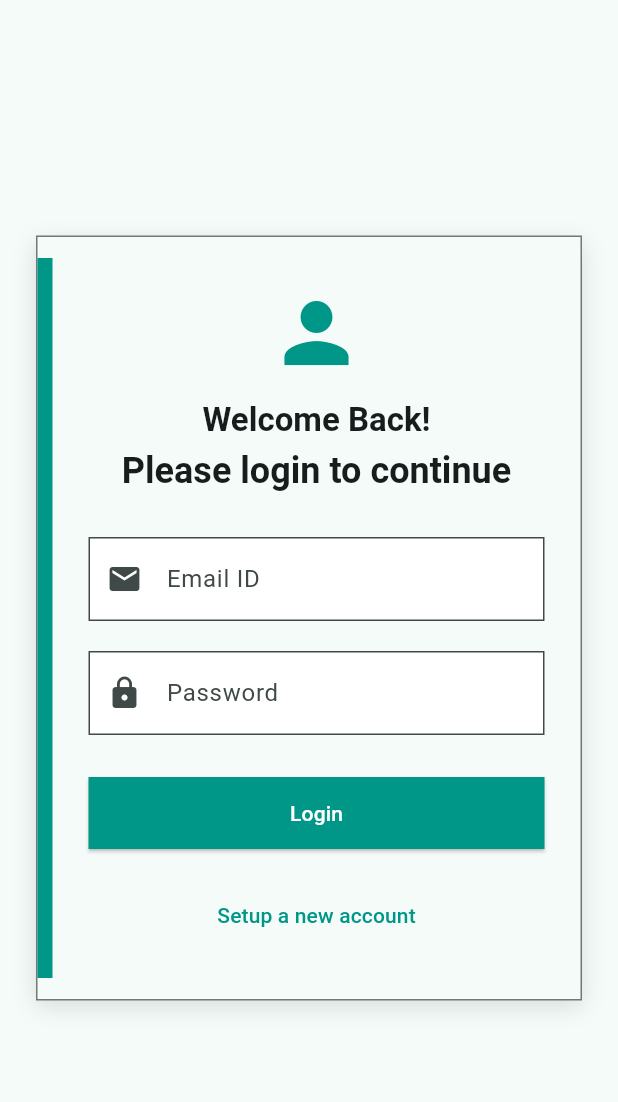
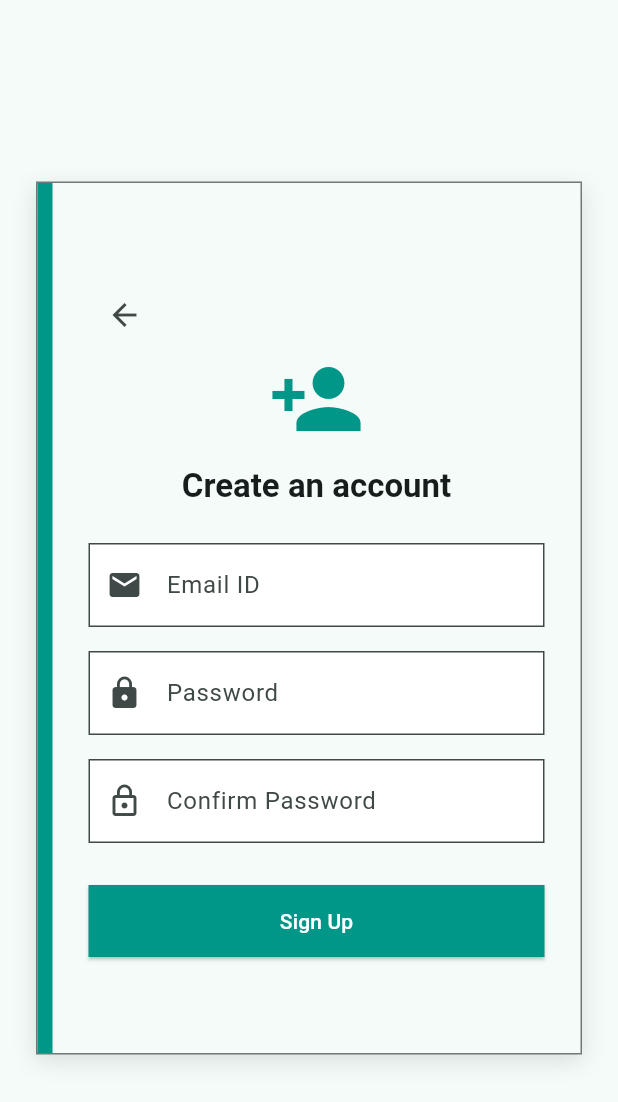
Before and after one commit to Sahil-Thakur/CPAD_Assignment, a Flutter app: the screen it shows after launch, after a tap on "Setup a new account", on a phone screen of 412 x 824 dp. Shown: the top 1102 px of the screen. Run offline on Flutter 3.47's test engine with Material 3 defaults, Android fonts, the phone set to English and light mode, and no system bars; our stand-ins replace parse_server_sdk_flutter.

Commit message:
SignUp page created

```diff
--- a/lib/layouts/employee_login_screen.dart
+++ b/lib/layouts/employee_login_screen.dart
@@ -1,8 +1,9 @@
+import '../main.dart';
+import 'package:flutter/material.dart';
 import 'package:cpad_assignment/authentication.dart';
 import 'package:cpad_assignment/layouts/employee_list_screen.dart';
-import 'package:flutter/material.dart';
 
-import '../main.dart';
+import 'employee_signup_screen.dart';
 
 class EmployeeLoginScreen extends StatefulWidget {
   const EmployeeLoginScreen({super.key});
@@ -143,16 +144,26 @@ class EmployeeLoginScreenState extends State<EmployeeLoginScreen> {
                             ),
                           ),
                           const SizedBox(height: 20),
-                          TextButton(
+                          SizedBox(
+                            width: double.infinity,
+                            height: 48,
+                            child: ElevatedButton(
+                              style: ElevatedButton.styleFrom(
+                                shape: const RoundedRectangleBorder(
+                                  borderRadius: BorderRadius.zero,
+                                ),
+                                backgroundColor: theme.colorScheme.secondary, // Optional: Differentiate colors
+                              ),
                               onPressed: () {
                                 Navigator.push(
                                   context,
                                   MaterialPageRoute(
-                                  builder: (context) => const MyApp(),
+                                    builder: (context) => const EmployeeSignUpScreen(),
                                   ),
                                 );
                               },
                               child: const Text('Setup a new account'),
+                            ),
                           ),
                         ],
                       ),
@@ -170,18 +181,10 @@ class EmployeeLoginScreenState extends State<EmployeeLoginScreen> {
   Future<void> login() async {
     if (key.currentState!.validate()) {
       setState(() => busy = true);
-      final res = await auth.employeeLogin(
-        emailController.text,
-        passwordController.text,
-      );
+      final res = await auth.employeeLogin(emailController.text, passwordController.text,);
 
       if (res.success && mounted) {
-        Navigator.pushReplacement(
-          context,
-          MaterialPageRoute(
-            builder: (context) => const EmployeeListScreen(),
-          ),
-        );
+        Navigator.pushReplacement(context, MaterialPageRoute(builder: (context) => const EmployeeListScreen(),),);
       } else {
         if (mounted) {
           String errorMessage = 'Something went wrong, try again!';
@@ -212,7 +215,6 @@ class EmployeeLoginScreenState extends State<EmployeeLoginScreen> {
               ),
             ),
           );
-
           passwordController.clear();
         }
       }
--- /dev/null
+++ b/lib/layouts/employee_signup_screen.dart
@@ -0,0 +1,237 @@
+import 'package:flutter/material.dart';
+import 'package:cpad_assignment/authentication.dart';
+
+class EmployeeSignUpScreen extends StatefulWidget {
+  const EmployeeSignUpScreen({super.key});
+
+  @override
+  State<EmployeeSignUpScreen> createState() => EmployeeSignUpScreenState();
+}
+
+class EmployeeSignUpScreenState extends State<EmployeeSignUpScreen> {
+  bool busy = false;
+
+  final auth = Authentication();
+  final key = GlobalKey<FormState>();
+  final emailController = TextEditingController();
+  final passwordController = TextEditingController();
+  final confirmPasswordController = TextEditingController();
+
+  @override
+  @override
+  Widget build(BuildContext context) {
+    final theme = Theme.of(context);
+
+    return Scaffold(
+      backgroundColor: theme.colorScheme.background,
+      body: Center(
+        child: SingleChildScrollView(
+          padding: const EdgeInsets.symmetric(horizontal: 24.0, vertical: 32.0),
+          child: ConstrainedBox(
+            constraints: const BoxConstraints(maxWidth: 480),
+            child: Container(
+              decoration: BoxDecoration(
+                border: Border.all(color: theme.dividerColor),
+                color: theme.cardColor,
+                boxShadow: [
+                  BoxShadow(
+                    color: Colors.black12,
+                    blurRadius: 12,
+                    offset: Offset(0, 4),
+                  ),
+                ],
+              ),
+              child: Row(
+                children: [
+                  Container(
+                    width: 10,
+                    height: 580,
+                    color: theme.colorScheme.primary,
+                  ),
+                  Expanded(
+                    child: Padding(
+                      padding: const EdgeInsets.symmetric(
+                        vertical: 32.0,
+                        horizontal: 24.0,
+                      ),
+                      child: Form(
+                        key: key,
+                        child: Column(
+                          mainAxisSize: MainAxisSize.min,
+                          crossAxisAlignment: CrossAxisAlignment.center,
+                          children: [
+                            Align(
+                              alignment: Alignment.topLeft,
+                              child: IconButton(
+                                icon: const Icon(Icons.arrow_back),
+                                onPressed: () => Navigator.pop(context),
+                                tooltip: 'Back',
+                              ),
+                            ),
+                            const Icon(
+                              Icons.person_add,
+                              size: 64,
+                              color: Colors.teal,
+                            ),
+                            const SizedBox(height: 12),
+                            Text(
+                              'Create an account',
+                              style: theme.textTheme.titleLarge?.copyWith(
+                                fontWeight: FontWeight.w600,
+                                color: theme.colorScheme.onBackground,
+                              ),
+                            ),
+                            const SizedBox(height: 24),
+                            TextFormField(
+                              controller: emailController,
+                              decoration: const InputDecoration(
+                                labelText: 'Email ID',
+                                prefixIcon: Icon(Icons.email),
+                                border: OutlineInputBorder(
+                                  borderRadius: BorderRadius.zero,
+                                ),
+                              ),
+                              validator: (value) =>
+                              value == null || value.isEmpty
+                                  ? 'Please enter your email'
+                                  : null,
+                            ),
+                            const SizedBox(height: 16),
+                            TextFormField(
+                              controller: passwordController,
+                              obscureText: true,
+                              decoration: const InputDecoration(
+                                labelText: 'Password',
+                                prefixIcon: Icon(Icons.lock),
+                                border: OutlineInputBorder(
+                                  borderRadius: BorderRadius.zero,
+                                ),
+                              ),
+                              validator: (value) {
+                                if (value == null || value.isEmpty) {
+                                  return 'Please enter your password';
+                                }
+                                return null;
+                              },
+                            ),
+                            const SizedBox(height: 16),
+                            TextFormField(
+                              controller: confirmPasswordController,
+                              obscureText: true,
+                              decoration: const InputDecoration(
+                                labelText: 'Confirm Password',
+                                prefixIcon: Icon(Icons.lock_outline),
+                                border: OutlineInputBorder(
+                                  borderRadius: BorderRadius.zero,
+                                ),
+                              ),
+                              validator: (value) {
+                                if (value == null || value.isEmpty) {
+                                  return 'Please confirm your password';
+                                }
+                                if (value != passwordController.text) {
+                                  return 'Passwords do not match';
+                                }
+                                return null;
+                              },
+                            ),
+                            const SizedBox(height: 28),
+                            SizedBox(
+                              width: double.infinity,
+                              height: 48,
+                              child: ElevatedButton(
+                                style: ElevatedButton.styleFrom(
+                                  shape: const RoundedRectangleBorder(
+                                    borderRadius: BorderRadius.zero,
+                                  ),
+                                ),
+                                onPressed: busy ? null : signup,
+                                child: busy
+                                    ? const CircularProgressIndicator(
+                                  color: Colors.white,
+                                )
+                                    : const Text('Sign Up'),
+                              ),
+                            ),
+                          ],
+                        ),
+                      ),
+                    ),
+                  ),
+                ],
+              ),
+            ),
+          ),
+        ),
+      ),
+    );
+  }
+
+  Future<void> signup() async {
+    if (key.currentState!.validate()) {
+      setState(() => busy = true);
+
+      final res = await auth.employeeSignUp(emailController.text.trim(), passwordController.text.trim(),);
+
+      if (res.success && mounted) {
+        Navigator.pop(context);
+        ScaffoldMessenger.of(context).showSnackBar(
+          SnackBar(
+            content: Row(
+              children: [
+                const Icon(Icons.check_circle_outline, color: Colors.white),
+                const SizedBox(width: 8),
+                const Expanded(
+                  child: Text(
+                    'SignUp successful',
+                    style: TextStyle(color: Colors.white),
+                  ),
+                ),
+              ],
+            ),
+            backgroundColor: Colors.green.shade700,
+            behavior: SnackBarBehavior.floating,
+            shape: RoundedRectangleBorder(
+              borderRadius: BorderRadius.circular(10),
+            ),
+            duration: const Duration(seconds: 4),
+          ),
+        );
+      } else {
+        ScaffoldMessenger.of(context).showSnackBar(
+          SnackBar(
+            content: Row(
+              children: [
+                const Icon(Icons.error_outline, color: Colors.white),
+                const SizedBox(width: 8),
+                Expanded(
+                  child: Text(
+                    res.error?.message ?? 'Something went wrong, try again!',
+                    style: const TextStyle(color: Colors.white),
+                  ),
+                ),
+              ],
+            ),
+            backgroundColor: Colors.red.shade700,
+            behavior: SnackBarBehavior.floating,
+            shape: RoundedRectangleBorder(
+              borderRadius: BorderRadius.circular(10),
+            ),
+            duration: const Duration(seconds: 4),
+          ),
+        );
+      }
+      if (mounted) {
+        setState(() => busy = false);
+      }
+    }
+  }
+
+  @override
+  void dispose() {
+    emailController.dispose();
+    passwordController.dispose();
+    confirmPasswordController.dispose();
+    super.dispose();
+  }
+}
```
Lines whose indentation alone changed are shown as unchanged.
